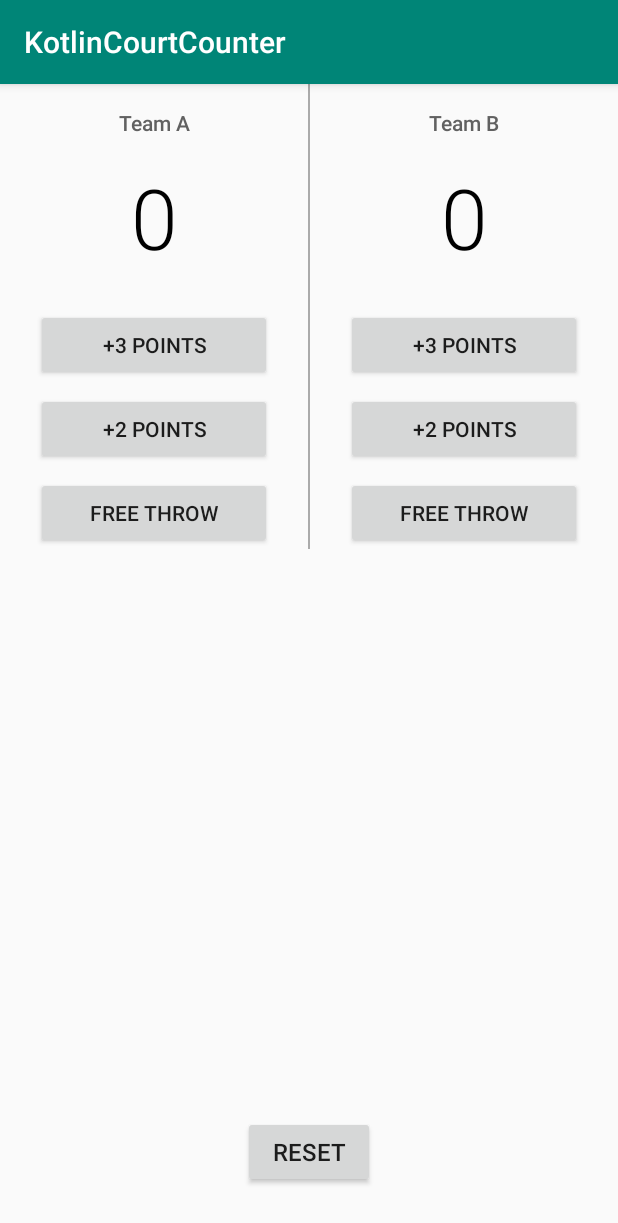
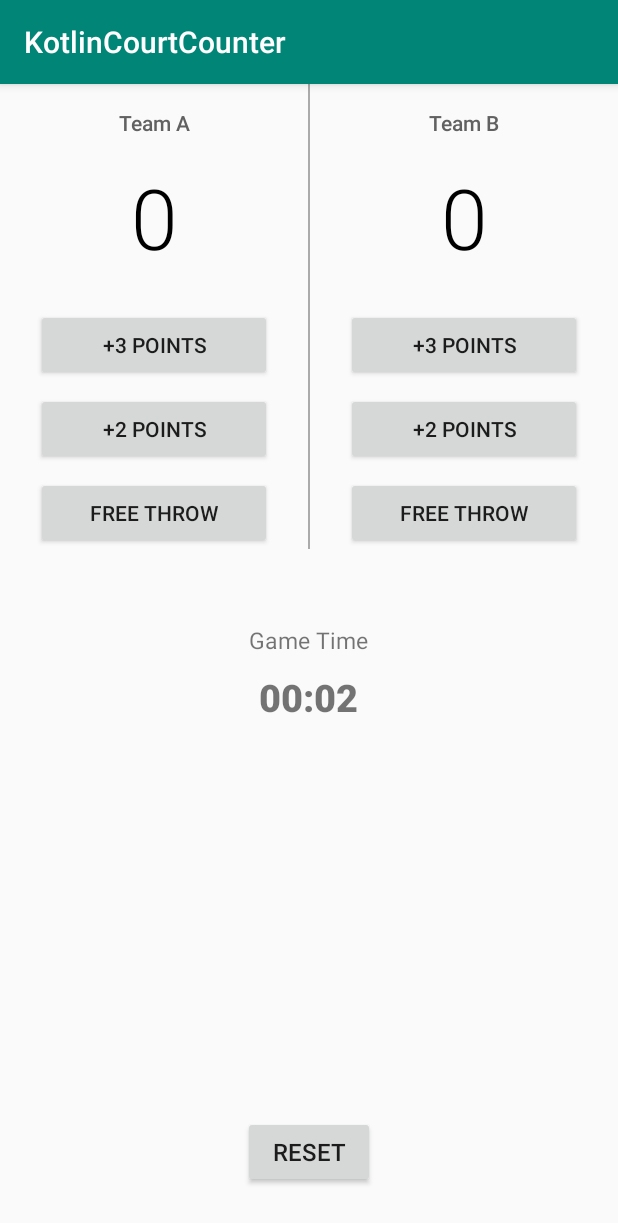
Before and after one commit to Tusar0003/KotlinCourtCounter, an Android app: the GameFragment screen opened through its navigation route, on a phone screen of 412 x 824 dp. Shown: the top 1223 px of the screen. Run offline under Robolectric (Android 15) with nearby library versions, the phone set to English and light mode, and no system bars; our stand-ins replace data binding.

Commit message:
Final Commit

```diff
--- a/app/build.gradle
+++ b/app/build.gradle
@@ -3,6 +3,10 @@ apply plugin: 'com.android.application'
 apply plugin: 'kotlin-android'
 
 apply plugin: 'kotlin-android-extensions'
+
+// Adding the apply plugin statement for safeargs
+apply plugin: 'kotlin-kapt'
+apply plugin: 'androidx.navigation.safeargs'
 
 android {
     compileSdkVersion 28
--- a/app/src/main/java/com/example/kotlincourtcounter/fragment/GameFragment.kt
+++ b/app/src/main/java/com/example/kotlincourtcounter/fragment/GameFragment.kt
@@ -2,13 +2,15 @@ package com.example.kotlincourtcounter.fragment
 
 
 import android.os.Bundle
+import android.text.format.DateUtils
 import androidx.fragment.app.Fragment
 import android.view.LayoutInflater
 import android.view.View
 import android.view.ViewGroup
 import androidx.databinding.DataBindingUtil
-import androidx.lifecycle.ViewModelProvider
+import androidx.lifecycle.Observer
 import androidx.lifecycle.ViewModelProviders
+import androidx.navigation.fragment.findNavController
 
 import com.example.kotlincourtcounter.R
 import com.example.kotlincourtcounter.databinding.FragmentGameBinding
@@ -29,13 +31,62 @@ class GameFragment : Fragment() {
         binding = DataBindingUtil.inflate(inflater, R.layout.fragment_game, container, false)
         viewModel = ViewModelProviders.of(this).get(GameViewModel::class.java)
 
-        /**
-         * It allows me to use live data to automatically update by data binding layouts
-         */
-        binding.setLifecycleOwner(this)
+        binding.buttonA3.setOnClickListener {
+            viewModel.addThree(true)
+        }
+
+        binding.buttonB3.setOnClickListener {
+            viewModel.addThree(false)
+        }
+
+        binding.buttonA2.setOnClickListener {
+            viewModel.addTwo(true)
+        }
+
+        binding.buttonB2.setOnClickListener {
+            viewModel.addTwo(false)
+        }
+
+        binding.buttonAFree.setOnClickListener {
+            viewModel.addOne(true)
+        }
+
+        binding.buttonBFree.setOnClickListener {
+            viewModel.addOne(false)
+        }
+
+        binding.buttonReset.setOnClickListener {
+            viewModel.resetScores()
+        }
+
+        viewModel.currentTime.observe(this, Observer {
+            binding.textViewTimer.text = DateUtils.formatElapsedTime(it).toString()
+        })
+
+        viewModel.teamAScore.observe(this, Observer {
+            binding.teamAScore.text = it.toString()
+        })
+
+        viewModel.teamBScore.observe(this, Observer {
+            binding.teamBScore.text = it.toString()
+        })
+
+        viewModel.eventGameFinish.observe(this, Observer {
+            if (it) {
+                gameFinished()
+                viewModel.onGameFinishComplete()
+            }
+        })
 
         return binding.root
     }
 
+    private fun gameFinished() {
+        val teamAScore = viewModel.teamAScore.value ?: 0 // ?: means that if value is not null then ok else pass through 0
+        val teamBScore = viewModel.teamBScore.value ?: 0
 
+        val action = GameFragmentDirections
+            .actionGameFragmentToScoreFragment(teamAScore, teamBScore)
+        findNavController().navigate(action)
+    }
 }
--- a/app/src/main/java/com/example/kotlincourtcounter/viewModel/GameViewModel.kt
+++ b/app/src/main/java/com/example/kotlincourtcounter/viewModel/GameViewModel.kt
@@ -1,6 +1,92 @@
 package com.example.kotlincourtcounter.viewModel
 
+import android.os.CountDownTimer
+import android.text.format.DateUtils
+import androidx.lifecycle.LiveData
+import androidx.lifecycle.MutableLiveData
+import androidx.lifecycle.Transformations
 import androidx.lifecycle.ViewModel
 
 class GameViewModel : ViewModel() {
+
+    companion object {
+        // These represent different important times
+        // This is when the game is over
+        const val DONE = 0L
+        // This is the number of milliseconds in a second
+        const val ONE_SECOND = 1000L
+        // This is the total time of the game
+        const val COUNTDOWN_TIME = 3000L
+    }
+
+    private val _teamAScore = MutableLiveData<Int>()
+    val teamAScore : LiveData<Int>
+        get() = _teamAScore
+
+    private val _teamBScore = MutableLiveData<Int>()
+    val teamBScore : LiveData<Int>
+        get() = _teamBScore
+
+    private val _eventGameFinish = MutableLiveData<Boolean>()
+    val eventGameFinish: LiveData<Boolean>
+        get() = _eventGameFinish
+
+    private val timer : CountDownTimer
+    private val _currentTime = MutableLiveData<Long>()
+    val currentTime : LiveData<Long>
+        get() = _currentTime
+
+    val currentTimeString = Transformations.map(currentTime) {
+        DateUtils.formatElapsedTime(it)
+    }
+
+    init {
+        _eventGameFinish.value = false
+        resetScores()
+
+        timer = object : CountDownTimer(COUNTDOWN_TIME, ONE_SECOND) {
+            override fun onFinish() {
+                _currentTime.value = DONE
+                _eventGameFinish.value = true
+            }
+
+            override fun onTick(p0: Long) {
+                _currentTime.value = (p0 / ONE_SECOND)
+            }
+        }
+        timer.start()
+    }
+
+    fun addThree(isTeamA: Boolean) {
+        if (isTeamA) {
+            _teamAScore.value = _teamAScore.value?.plus(3)
+        } else{
+            _teamBScore.value = _teamBScore.value?.plus(3)
+        }
+    }
+
+    fun addTwo(isTeamA: Boolean) {
+        if (isTeamA) {
+            _teamAScore.value = _teamAScore.value?.plus(2)
+        } else{
+            _teamBScore.value = _teamBScore.value?.plus(2)
+        }
+    }
+
+    fun addOne(isTeamA: Boolean) {
+        if (isTeamA) {
+            _teamAScore.value = _teamAScore.value?.plus(1)
+        } else{
+            _teamBScore.value = _teamBScore.value?.plus(1)
+        }
+    }
+
+    fun resetScores() {
+        _teamAScore.value = 0
+        _teamBScore.value = 0
+    }
+
+    fun onGameFinishComplete() {
+        _eventGameFinish.value = false
+    }
 }
--- a/app/src/main/res/layout/fragment_game.xml
+++ b/app/src/main/res/layout/fragment_game.xml
@@ -2,18 +2,13 @@
 <layout xmlns:android="http://schemas.android.com/apk/res/android"
     xmlns:tools="http://schemas.android.com/tools"
     tools:context=".fragment.GameFragment">
-
-    <!--<data>-->
-        <!--<variable-->
-            <!--name="gameViewModel"-->
-            <!--type="com.example.kotlincourtcounter.viewModel.GameViewModel"/>-->
-    <!--</data>-->
 
     <RelativeLayout
         android:layout_width="match_parent"
         android:layout_height="match_parent">
 
         <LinearLayout
+            android:id="@+id/layout_scoreboard"
             android:layout_width="match_parent"
             android:layout_height="wrap_content"
             android:orientation="horizontal">
@@ -46,6 +41,7 @@
                     android:fontFamily="sans-serif-light"/>
 
                 <Button
+                    android:id="@+id/button_a3"
                     android:layout_width="match_parent"
                     android:layout_height="wrap_content"
                     android:layout_marginTop="24dp"
@@ -55,6 +51,7 @@
                     android:textSize="14sp" />
 
                 <Button
+                    android:id="@+id/button_a2"
                     android:layout_width="match_parent"
                     android:layout_height="wrap_content"
                     android:layout_marginTop="8dp"
@@ -64,6 +61,7 @@
                     android:textSize="14sp" />
 
                 <Button
+                    android:id="@+id/button_a_free"
                     android:layout_width="match_parent"
                     android:layout_height="wrap_content"
                     android:layout_marginTop="8dp"
@@ -107,6 +105,7 @@
                     android:fontFamily="sans-serif-light" />
 
                 <Button
+                    android:id="@+id/button_b3"
                     android:layout_width="match_parent"
                     android:layout_height="wrap_content"
                     android:layout_marginTop="24dp"
@@ -116,6 +115,7 @@
                     android:textSize="14sp" />
 
                 <Button
+                    android:id="@+id/button_b2"
                     android:layout_width="match_parent"
                     android:layout_height="wrap_content"
                     android:layout_marginTop="8dp"
@@ -125,6 +125,7 @@
                     android:textSize="14sp" />
 
                 <Button
+                    android:id="@+id/button_b_free"
                     android:layout_width="match_parent"
                     android:layout_height="wrap_content"
                     android:layout_marginTop="8dp"
@@ -132,12 +133,33 @@
                     android:layout_marginRight="24dp"
                     android:text="Free throw"
                     android:textSize="14sp" />
-
             </LinearLayout>
-
         </LinearLayout>
 
+        <TextView
+            android:id="@+id/text_view_game_time"
+            android:layout_width="wrap_content"
+            android:layout_height="wrap_content"
+            android:layout_centerHorizontal="true"
+            android:layout_below="@+id/layout_scoreboard"
+            android:layout_marginTop="50dp"
+            android:layout_marginBottom="10dp"
+            android:fontFamily="sans-serif"
+            android:textSize="15sp"
+            android:text="Game Time" />
+
+        <TextView
+            android:id="@+id/text_view_timer"
+            android:layout_width="wrap_content"
+            android:layout_height="wrap_content"
+            android:layout_below="@+id/text_view_game_time"
+            android:layout_centerHorizontal="true"
+            android:fontFamily="sans-serif-black"
+            android:textSize="25sp"
+            tools:text="00:00:00" />
+
         <Button
+            android:id="@+id/button_reset"
             android:layout_width="wrap_content"
             android:layout_height="wrap_content"
             android:layout_alignParentBottom="true"
--- a/build.gradle
+++ b/build.gradle
@@ -2,6 +2,7 @@
 
 buildscript {
     ext.kotlin_version = '1.3.50'
+    ext.version_navigation = '1.0.0-alpha05'
     repositories {
         google()
         jcenter()
@@ -10,6 +11,7 @@ buildscript {
     dependencies {
         classpath 'com.android.tools.build:gradle:3.4.0'
         classpath "org.jetbrains.kotlin:kotlin-gradle-plugin:$kotlin_version"
+        classpath "android.arch.navigation:navigation-safe-args-gradle-plugin:$version_navigation"
         // NOTE: Do not place your application dependencies here; they belong
         // in the individual module build.gradle files
     }
```
Also changed, not shown: app/src/main/java/com/example/kotlincourtcounter/fragment/ScoreFragment.kt (added, +39 -0 lines), app/src/main/java/com/example/kotlincourtcounter/fragment/TitleFragment.kt (+9 -1 lines), app/src/main/res/layout/fragment_score.xml (added, +86 -0 lines), app/src/main/res/navigation/navigation.xml (+26 -1 lines).
